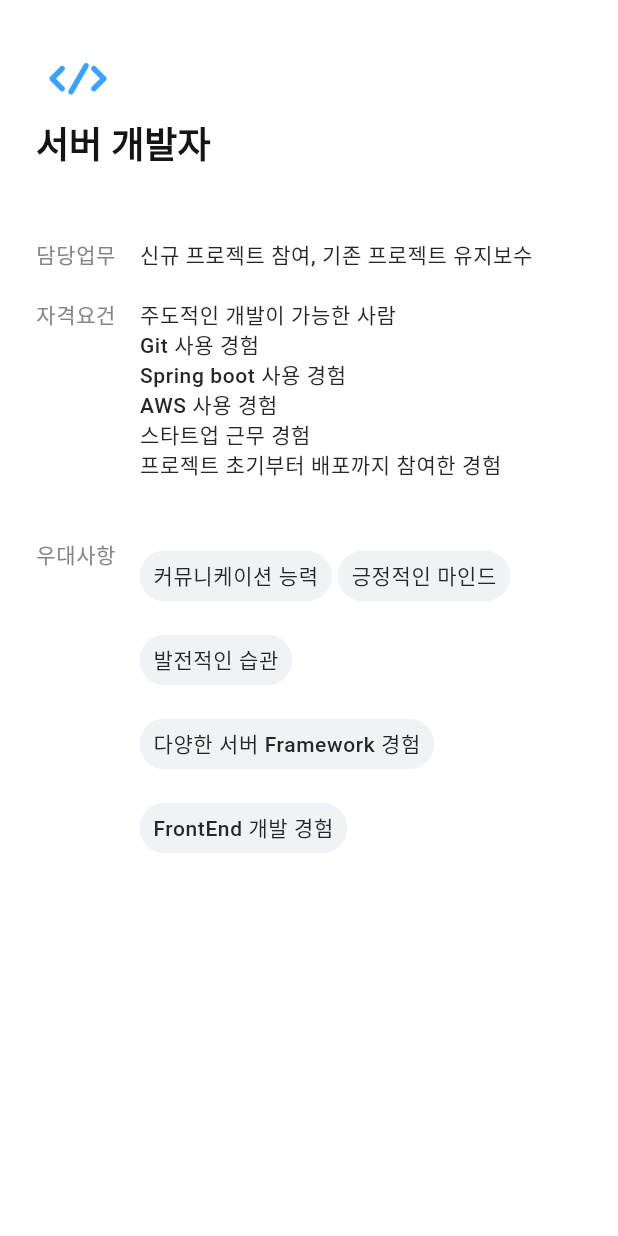
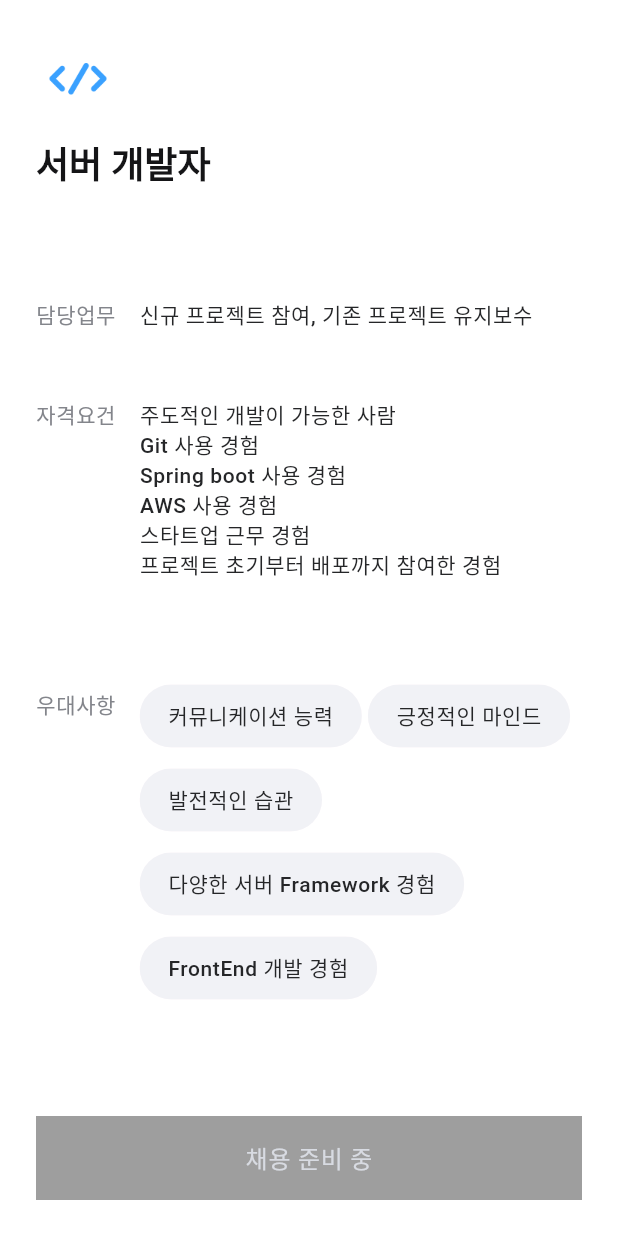
Before and after one commit to dch9610/flutter_responsive_web, a Flutter app: the RecruitCard widget shown alone on an empty page, opened directly, on a phone screen of 412 x 824 dp. Run offline on Flutter 3.47's test engine with Material 3 defaults, Android fonts, the phone set to English and light mode, and no system bars; our stand-ins replace beamer; Roboto replaces fonts that are missing (pretendard).

Commit message:
채용 페이지 - tablet, moblie 화면 작업업

```diff
--- a/lib/screen/recruit/widgets/recruit_card.dart
+++ b/lib/screen/recruit/widgets/recruit_card.dart
@@ -2,6 +2,7 @@ import 'package:flutter/material.dart';
 import 'package:flutter_responsive_web/util/asset_path.dart';
 import 'package:flutter_responsive_web/util/my_color.dart';
 import 'package:flutter_responsive_web/util/text_util.dart';
+import 'package:flutter_responsive_web/widgets/costom_text_button.dart';
 
 class RecruitCard extends StatelessWidget {
   const RecruitCard({
@@ -28,6 +29,7 @@ class RecruitCard extends StatelessWidget {
         ],
       ),
       child: Column(
+        mainAxisAlignment: MainAxisAlignment.spaceBetween,
         crossAxisAlignment: CrossAxisAlignment.start,
         children: [
           Image.asset(AssetPath.tagImage, width: 56, height: 56),
@@ -67,7 +69,10 @@ class RecruitCard extends StatelessWidget {
           Row(
             crossAxisAlignment: CrossAxisAlignment.start,
             children: [
-              item(context, "우대사항"),
+              Padding(
+                padding: const EdgeInsets.only(top: 7),
+                child: item(context, "우대사항"),
+              ),
               const SizedBox(width: 16),
               Expanded(
                 child: Wrap(
@@ -79,6 +84,14 @@ class RecruitCard extends StatelessWidget {
                 ),
               ),
             ],
+          ),
+          const SizedBox(height: 48),
+          CustomTextButton(
+            label: "채용 준비 중",
+            textStyle: TextUtil.get16(context, MyColor.gray20),
+            size: Size(double.infinity, 56),
+            radius: 0,
+            onPressed: null,
           ),
         ],
       ),
@@ -93,7 +106,7 @@ class RecruitCard extends StatelessWidget {
     return Chip(
       label: Text(label, style: TextUtil.get14(context, MyColor.gray80)),
       backgroundColor: MyColor.gray10,
-      padding: EdgeInsets.zero,
+      padding: EdgeInsets.all(10),
       side: null,
       // 긴쪽을 라운딩 처리리
       shape: StadiumBorder(side: BorderSide(color: Colors.transparent)),
```
Also changed, not shown: lib/screen/recruit/recruit_screen.dart (+59 -20 lines), lib/screen/recruit/widgets/recruit_subtitle.dart (added, +46 -0 lines).
